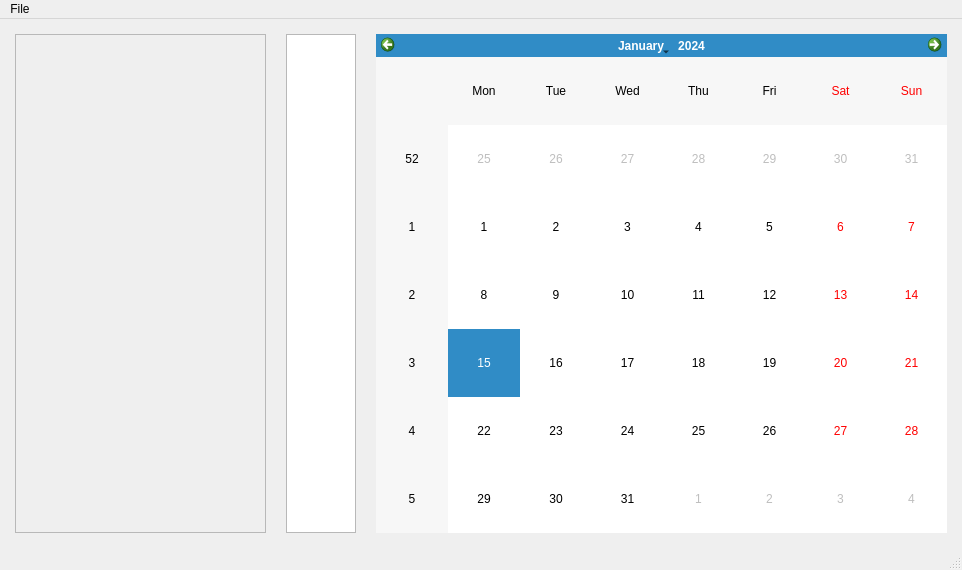
GrayNeel/Calendary-and-ToDo-List, file project/CCC_Cute_Cpp_Calendar/gui/mainwindow.ui: the form before one commit.
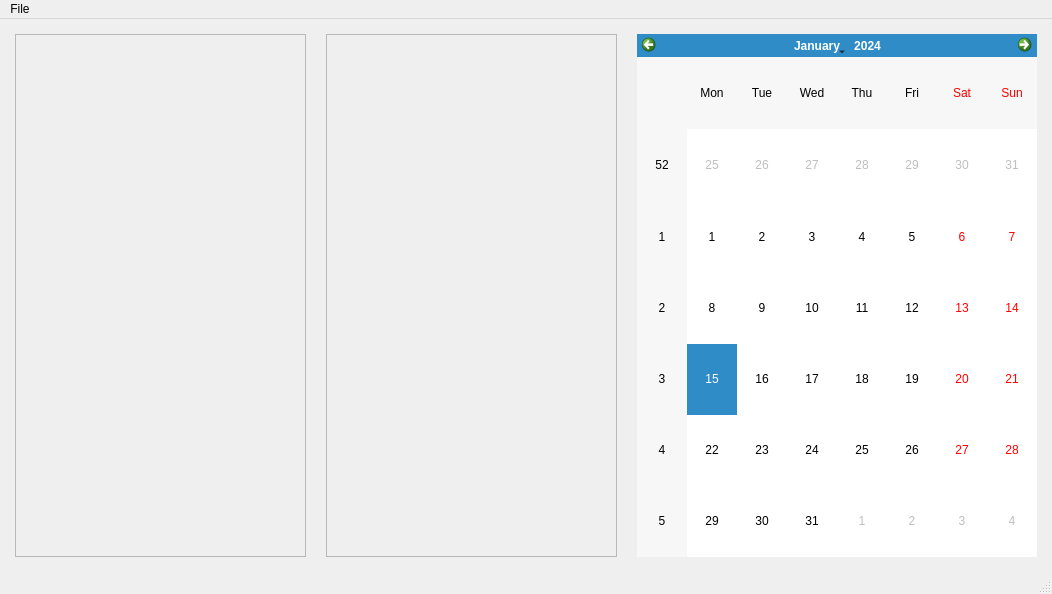
The form after the commit.

Commit message: revert: URL still shows as usual

Diff of the .ui file:
```diff
--- a/project/CCC_Cute_Cpp_Calendar/gui/mainwindow.ui
+++ b/project/CCC_Cute_Cpp_Calendar/gui/mainwindow.ui
@@ -6,8 +6,8 @@
    <rect>
     <x>0</x>
     <y>0</y>
-    <width>961</width>
-    <height>570</height>
+    <width>1052</width>
+    <height>594</height>
    </rect>
   </property>
   <property name="sizePolicy">
@@ -76,8 +76,8 @@
         <rect>
          <x>0</x>
          <y>0</y>
-         <width>249</width>
-         <height>487</height>
+         <width>289</width>
+         <height>520</height>
         </rect>
        </property>
        <property name="sizePolicy">
@@ -90,20 +90,39 @@
      </widget>
     </item>
     <item>
-     <widget class="QTextEdit" name="textEdit">
+     <widget class="QScrollArea" name="eventScrollArea">
       <property name="sizePolicy">
-       <sizepolicy hsizetype="Expanding" vsizetype="Expanding">
+       <sizepolicy hsizetype="Expanding" vsizetype="Preferred">
         <horstretch>0</horstretch>
         <verstretch>0</verstretch>
        </sizepolicy>
       </property>
+      <property name="widgetResizable">
+       <bool>true</bool>
+      </property>
+      <widget class="QWidget" name="scrollAreaWidgetContents_2">
+       <property name="geometry">
+        <rect>
+         <x>0</x>
+         <y>0</y>
+         <width>289</width>
+         <height>520</height>
+        </rect>
+       </property>
+      </widget>
      </widget>
     </item>
     <item>
      <widget class="QCalendarWidget" name="calendarWidget">
+      <property name="sizePolicy">
+       <sizepolicy hsizetype="Expanding" vsizetype="Preferred">
+        <horstretch>0</horstretch>
+        <verstretch>0</verstretch>
+       </sizepolicy>
+      </property>
       <property name="minimumSize">
        <size>
-        <width>571</width>
+        <width>400</width>
         <height>481</height>
        </size>
       </property>
@@ -116,8 +135,8 @@
     <rect>
      <x>0</x>
      <y>0</y>
-     <width>961</width>
-     <height>26</height>
+     <width>1052</width>
+     <height>20</height>
     </rect>
    </property>
    <widget class="QMenu" name="menuFile">
```
The commit also changes 1 other file.
